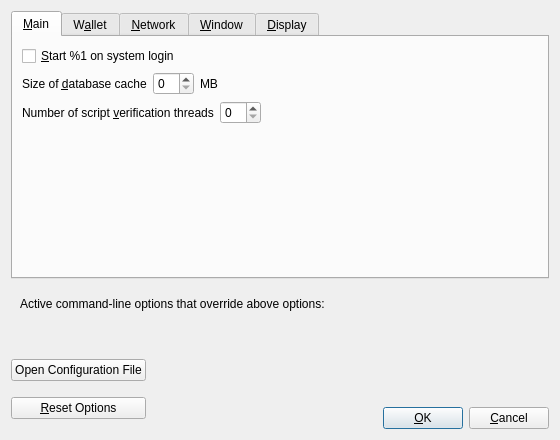
This is src/qt/forms/optionsdialog.ui in VaporumCoin/VaporumOcean-0.7.2 as Qt 5 draws it before an edit. The edited form follows.
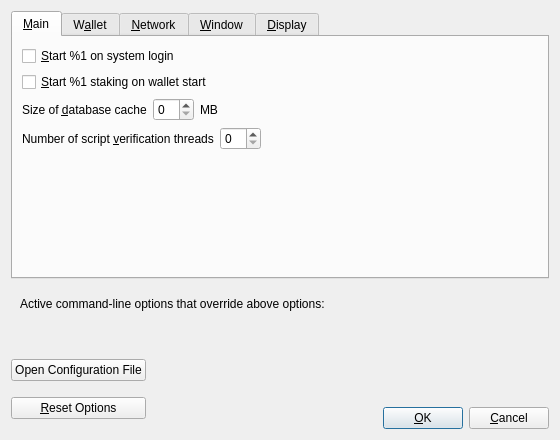
This is the edited form. Custom widgets are drawn as their Qt base class.

Patch:
```diff
--- a/src/qt/forms/optionsdialog.ui
+++ b/src/qt/forms/optionsdialog.ui
@@ -26,8 +26,8 @@
       <attribute name="title">
        <string>&amp;Main</string>
       </attribute>
-      <layout class="QVBoxLayout" name="verticalLayout_Main">
-       <item>
+      <layout class="QGridLayout" name="gridLayout_2">
+       <item row="0" column="0" colspan="2">
         <widget class="QCheckBox" name="vaporumAtStartup">
          <property name="toolTip">
           <string>Automatically start %1 after logging in to the system.</string>
@@ -37,9 +37,17 @@
          </property>
         </widget>
        </item>
-       <item>
-        <layout class="QHBoxLayout" name="horizontalLayout_2_Main">
-         <item>
+       <item row="1" column="0" colspan="4">
+        <widget class="QCheckBox" name="vaporumAtStartStaking">
+         <property name="toolTip">
+          <string>&lt;html&gt;&lt;head/&gt;&lt;body&gt;&lt;p&gt;Automatically start %1 staking at wallet start.&lt;/p&gt;&lt;/body&gt;&lt;/html&gt;</string>
+         </property>
+         <property name="text">
+          <string>&amp;Start %1 staking on wallet start</string>
+         </property>
+        </widget>
+       </item>
+       <item row="2" column="0">
           <widget class="QLabel" name="databaseCacheLabel">
            <property name="text">
             <string>Size of &amp;database cache</string>
@@ -52,10 +60,10 @@
            </property>
           </widget>
          </item>
-         <item>
+       <item row="2" column="1">
           <widget class="QSpinBox" name="databaseCache"/>
          </item>
-         <item>
+       <item row="2" column="2">
           <widget class="QLabel" name="databaseCacheUnitLabel">
            <property name="text">
             <string>MB</string>
@@ -65,24 +73,22 @@
            </property>
           </widget>
          </item>
-         <item>
+       <item row="2" column="3">
           <spacer name="horizontalSpacer_2_Main">
            <property name="orientation">
             <enum>Qt::Horizontal</enum>
            </property>
            <property name="sizeHint" stdset="0">
             <size>
-             <width>40</width>
+           <width>359</width>
              <height>20</height>
             </size>
            </property>
           </spacer>
          </item>
-        </layout>
-       </item>
-       <item>
-        <layout class="QHBoxLayout" name="horizontalLayout_3_Main">
-         <item>
+       <item row="3" column="0" colspan="4">
+        <layout class="QGridLayout" name="gridLayout">
+         <item row="0" column="0">
           <widget class="QLabel" name="threadsScriptVerifLabel">
            <property name="text">
             <string>Number of script &amp;verification threads</string>
@@ -95,14 +101,14 @@
            </property>
           </widget>
          </item>
-         <item>
+         <item row="0" column="1">
           <widget class="QSpinBox" name="threadsScriptVerif">
            <property name="toolTip">
             <string>(0 = auto, &lt;0 = leave that many cores free)</string>
            </property>
           </widget>
          </item>
-         <item>
+         <item row="0" column="2">
           <spacer name="horizontalSpacer_3_Main">
            <property name="orientation">
             <enum>Qt::Horizontal</enum>
@@ -117,7 +123,7 @@
          </item>
         </layout>
        </item>
-       <item>
+       <item row="4" column="4">
         <spacer name="verticalSpacer_Main">
          <property name="orientation">
           <enum>Qt::Vertical</enum>
```
Left out of the diff: 1 changed line with no effect on the pictures. Lines whose indentation alone changed are shown as unchanged.
